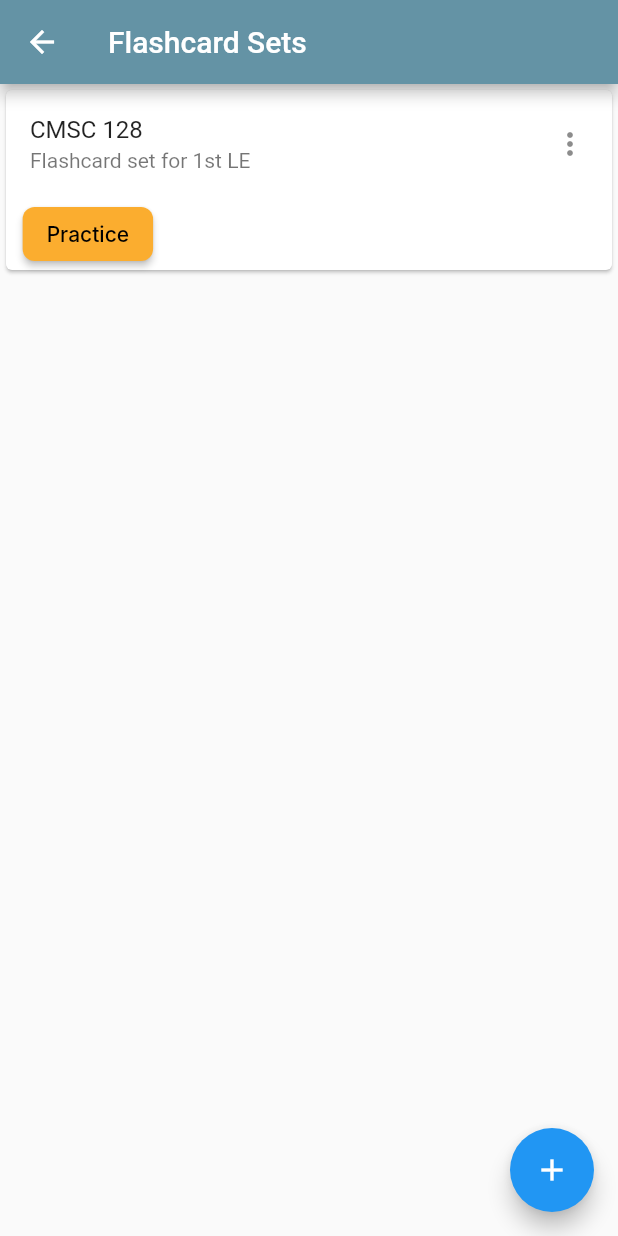
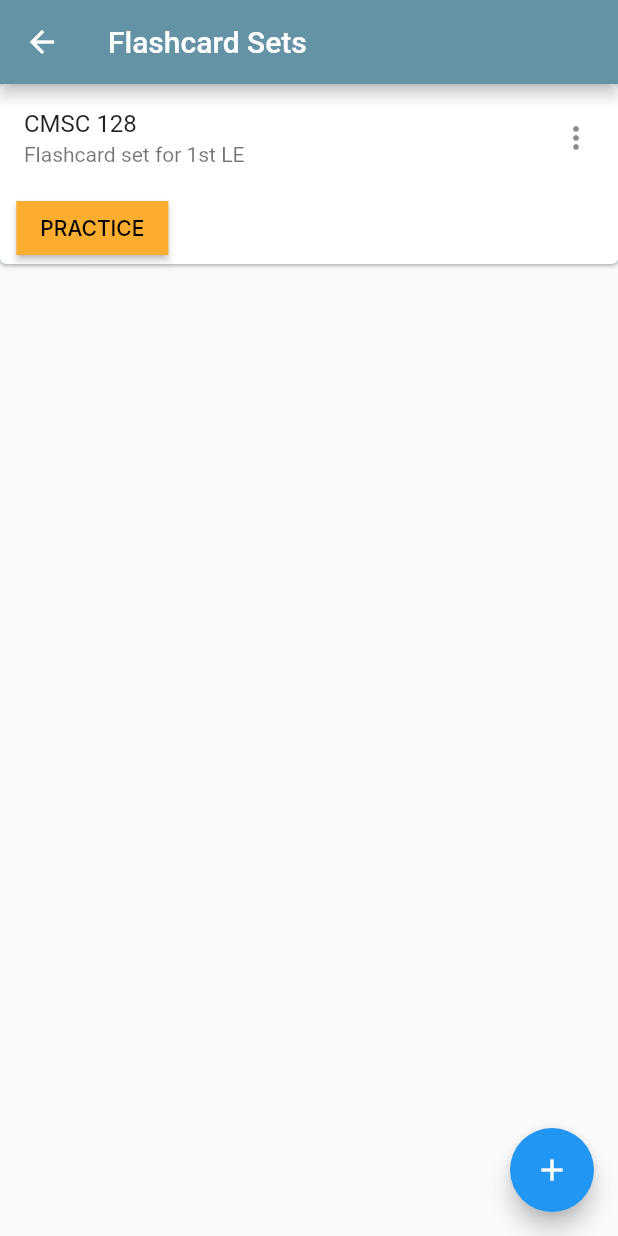
Before and after one commit to angelcustodio3/PeerUP, a Flutter app: the screen it shows after launch, after a tap on "Flashcard Technique", on a phone screen of 412 x 824 dp. Run offline on Flutter 3.47's test engine with Material 2 defaults, Android fonts, the phone set to English and light mode, and no system bars; our stand-ins replace expansion_tile_card; Roboto replaces fonts that are missing (Inter).

Commit message:
updated the navigations for flashcard review, then frontend on second page for practice button

```diff
--- a/PeerUP/Flashcard/lib/main.dart
+++ b/PeerUP/Flashcard/lib/main.dart
@@ -16,11 +16,19 @@ class MyApp extends StatefulWidget {
 class _MyAppState extends State<MyApp> {
   @override
   Widget build(BuildContext context) {
-    return const MaterialApp(
+    return MaterialApp(
+      theme: ThemeData(
+    // Other theme properties
+    iconTheme: customIconTheme, // Set the custom icon theme here
+  ),
       home: FirstPage(),
     );
   }
 }
+
+IconThemeData customIconTheme = IconThemeData(
+  color: Colors.black,
+);
 
 class FirstPage extends StatelessWidget {
   const FirstPage({super.key});
@@ -85,7 +93,10 @@ class SecondPage extends StatelessWidget {
                     ),
                   );
                 },
+                child: Container(
+                  color: Color(0xFFE6F0F2),
                 child: Card(
+                   margin: EdgeInsets.zero,
                   child: Column(
                     children: [
                       ListTile(
@@ -115,14 +126,13 @@ class SecondPage extends StatelessWidget {
                 );
                           },
                   style: ElevatedButton.styleFrom(
-                  backgroundColor: const Color.fromRGBO(251, 173, 47, 100)
-          ,
+                  backgroundColor: const Color(0xFFFBAD2F),
                   shape: RoundedRectangleBorder(
-                    borderRadius: BorderRadius.circular(8),
+                    borderRadius: BorderRadius.circular(0),
                   ),
                 ),
                          child: const Text(
-                    'Practice',
+                    'PRACTICE',
                     style: TextStyle(
                       fontFamily: 'Inter',
                       color: Color.fromARGB(255, 0, 0, 0),
@@ -133,6 +143,7 @@ class SecondPage extends StatelessWidget {
                       ),
                     ],
                   ),
+                ),
                 ),
               ),
             ],
@@ -205,54 +216,56 @@ class SecondPage extends StatelessWidget {
   }
 }
 
-// void _showPracticeOptionsDialog(BuildContext context) {
-//   showDialog(
-//     context: context,
-//     builder: (BuildContext context) {
-//       return SimpleDialog(
-//         title: const Text('Practice'),
-//         children: <Widget>[
-//           SimpleDialogOption(
-//             onPressed: () {
-//               // Add code for the first practice option
-//               Navigator.pop(context);
-//             },
-//             child: const Column(
-//               children: [
-//                 Text(
-//                   'Basic Flashcard Review',
-//                   style: TextStyle(fontSize: 16, fontWeight: FontWeight.bold),
-//                 ),
-//                 Text(
-//                   'Classic Flashcard Method',
-//                   style: TextStyle(fontSize: 14, color: Colors.grey),
-//                 ),
-//               ],
-//             ),
-//           ),
-//           SimpleDialogOption(
-//             onPressed: () {
-//               // Add code for the second practice option
-//               Navigator.pop(context);
-//             },
-//             child: const Column(
-//               children: [
-//                 Text(
-//                   'Multiple Choice',
-//                   style: TextStyle(fontSize: 16, fontWeight: FontWeight.bold),
-//                 ),
-//                 Text(
-//                   'Select the correct answer',
-//                   style: TextStyle(fontSize: 14, color: Colors.grey),
-//                 ),
-//               ],
-//             ),
-//           ),
-//         ],
-//       );
-//     },
-//   );
-// }
+/*
+void _showPracticeOptionsDialog(BuildContext context) {
+  showDialog(
+    context: context,
+    builder: (BuildContext context) {
+      return SimpleDialog(
+        title: const Text('Practice'),
+        children: <Widget>[
+          SimpleDialogOption(
+            onPressed: () {
+              // Add code for the first practice option
+              Navigator.pop(context);
+            },
+            child: const Column(
+              children: [
+                Text(
+                  'Basic Flashcard Review',
+                  style: TextStyle(fontSize: 16, fontWeight: FontWeight.bold),
+                ),
+                Text(
+                  'Classic Flashcard Method',
+                  style: TextStyle(fontSize: 14, color: Colors.grey),
+                ),
+              ],
+            ),
+          ),
+          SimpleDialogOption(
+            onPressed: () {
+              // Add code for the second practice option
+              Navigator.pop(context);
+            },
+            child: const Column(
+              children: [
+                Text(
+                  'Multiple Choice',
+                  style: TextStyle(fontSize: 16, fontWeight: FontWeight.bold),
+                ),
+                Text(
+                  'Select the correct answer',
+                  style: TextStyle(fontSize: 14, color: Colors.grey),
+                ),
+              ],
+            ),
+          ),
+        ],
+      );
+    },
+  );
+}
+*/
 
 class AddCard extends StatelessWidget {
   final answerController = TextEditingController();
@@ -1068,7 +1081,7 @@ class Page2Widget extends StatelessWidget {
               alignment: const Alignment(0.0, -0.40),
               child: InkWell(
                 onTap: () {
-                  Navigator.push(context, MaterialPageRoute(builder: (context) => const Page2Widget()));
+                  Navigator.push(context, MaterialPageRoute(builder: (context) => const ViewFlashcard()));
                 },
                 child: Container(
                   width: 314,
```
